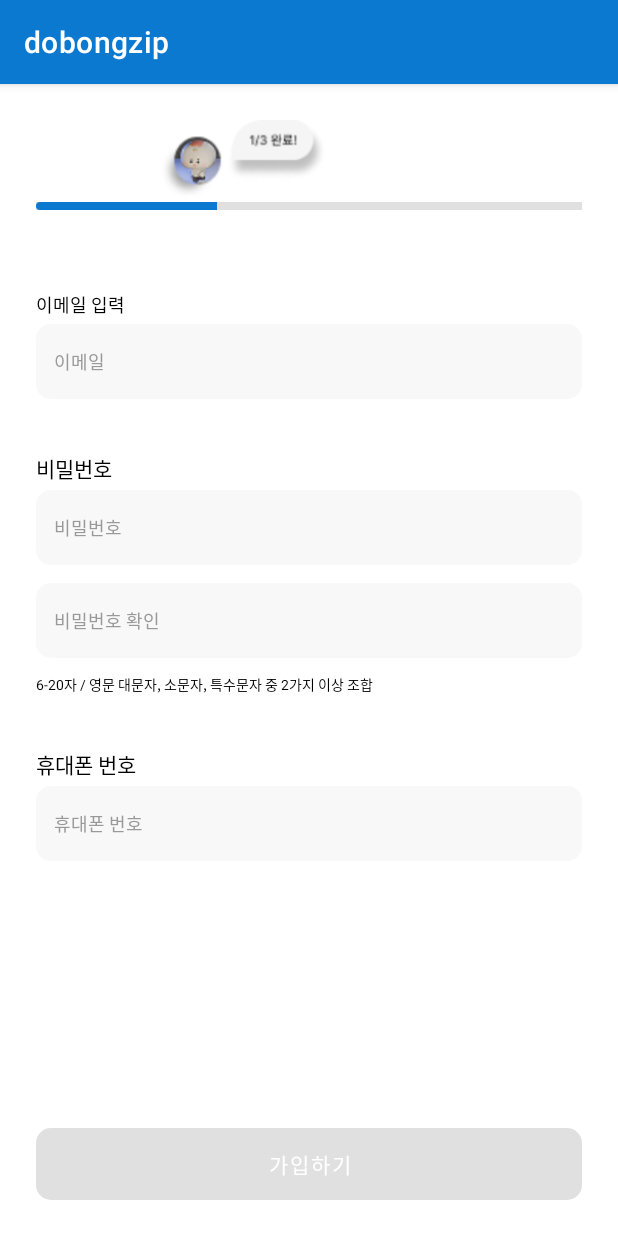
After one commit to DOBONG-explorers/FE, an Android app: the SignupActivity screen opened directly, with no data from a screen before it, on a phone screen of 412 x 824 dp. The commit adds this screen. Run offline under Robolectric (Android 15) with nearby library versions, the phone set to English and light mode, and no system bars.

Commit message:
로그인페이지 수정5

```diff
--- a/app/src/main/AndroidManifest.xml
+++ b/app/src/main/AndroidManifest.xml
@@ -14,6 +14,7 @@
         tools:targetApi="31">
         <activity
             android:name=".LoginActivity"
+
             android:exported="true"
             android:label="@string/app_name">
             <intent-filter>
@@ -22,6 +23,8 @@
                 <category android:name="android.intent.category.LAUNCHER" />
             </intent-filter>
         </activity>
+        <activity android:name=".SignupActivity" />
+
     </application>
 
 </manifest>
--- a/app/src/main/java/kr/ac/duksung/dobongzip/LoginActivity.kt
+++ b/app/src/main/java/kr/ac/duksung/dobongzip/LoginActivity.kt
@@ -25,6 +25,9 @@ class LoginActivity : AppCompatActivity() {
         findViewById<TextView>(R.id.find_id_pw).setOnClickListener {
             // 아이디/비밀번호 찾기 이동  ....   ..
         }
+        findViewById<TextView>(R.id.signup_text).setOnClickListener {
+            startActivity(Intent(this, SignupActivity::class.java))
+        }
 
     }
 }
--- /dev/null
+++ b/app/src/main/java/kr/ac/duksung/dobongzip/SignupActivity.kt
@@ -0,0 +1,11 @@
+package kr.ac.duksung.dobongzip
+
+import android.os.Bundle
+import androidx.appcompat.app.AppCompatActivity
+
+class SignupActivity : AppCompatActivity() {
+    override fun onCreate(savedInstanceState: Bundle?) {
+        super.onCreate(savedInstanceState)
+        setContentView(R.layout.activity_signup_step1)
+    }
+}
--- a/app/src/main/res/color/selector_nav_text.xml
+++ b/app/src/main/res/color/selector_nav_text.xml
@@ -1,5 +1,5 @@
 <?xml version="1.0" encoding="utf-8"?>
 <selector xmlns:android="http://schemas.android.com/apk/res/android">
     <item android:color="#0B79D0" android:state_checked="true" />
-    <item android:color="#8E8E93" android:state_checked="false" />
+    <item android:color="#FFFFFF" android:state_checked="false" />
 </selector>
--- /dev/null
+++ b/app/src/main/res/drawable/progress_drawable.xml
@@ -0,0 +1,18 @@
+<?xml version="1.0" encoding="utf-8"?>
+
+    <layer-list xmlns:android="http://schemas.android.com/apk/res/android">
+        <item android:id="@android:id/background">
+            <shape>
+                <corners android:radius="20dp"/>
+                <solid android:color="#E0E0E0"/>
+            </shape>
+        </item>
+        <item android:id="@android:id/progress">
+            <clip>
+                <shape>
+                    <corners android:radius="20dp"/>
+                    <solid android:color="#0B79D0"/>
+                </shape>
+            </clip>
+        </item>
+    </layer-list>
--- /dev/null
+++ b/app/src/main/res/drawable/rounded_button_gray.xml
@@ -0,0 +1,4 @@
+<shape xmlns:android="http://schemas.android.com/apk/res/android">
+    <solid android:color="#292929"/> <!-- 검정색 -->
+    <corners android:radius="10dp"/>
+</shape>
--- /dev/null
+++ b/app/src/main/res/drawable/rounded_edittext.xml
@@ -0,0 +1,4 @@
+<shape xmlns:android="http://schemas.android.com/apk/res/android">
+    <solid android:color="#F0F0F0"/> <!-- 좀 더 눈에 띄는 회색 -->
+    <corners android:radius="10dp"/>
+</shape>
--- /dev/null
+++ b/app/src/main/res/layout/activity_signup_step1.xml
@@ -0,0 +1,146 @@
+<LinearLayout
+    xmlns:android="http://schemas.android.com/apk/res/android"
+    android:orientation="vertical"
+    android:padding="24dp"
+    android:layout_width="match_parent"
+    android:layout_height="match_parent"
+    android:background="#FFFFFF">
+
+    <!-- 진행 상태바 -->
+    <LinearLayout
+        android:layout_width="match_parent"
+        android:layout_height="wrap_content"
+        android:orientation="vertical"
+        android:layout_marginBottom="24dp">
+
+        <!-- 상태 진행 이미지 -->
+
+        <ImageView
+            android:id="@+id/progressImage"
+            android:layout_width="276dp"
+            android:layout_height="53dp"
+            android:layout_marginBottom="1dp"
+            android:adjustViewBounds="true"
+            android:scaleType="fitCenter"
+            android:src="@drawable/re_1" />
+
+        <ProgressBar
+            style="?android:attr/progressBarStyleHorizontal"
+            android:id="@+id/progressBar"
+            android:layout_width="match_parent"
+            android:layout_height="5dp"
+            android:progress="33"
+            android:max="100"
+            android:progressDrawable="@drawable/progress_drawable"
+            android:background="#E0E0E0" />
+    </LinearLayout>
+
+    <!-- 이메일 -->
+    <TextView
+        android:layout_width="match_parent"
+        android:layout_height="wrap_content"
+        android:text="이메일 입력"
+        android:textColor="#000000"
+        android:layout_marginTop="30dp"
+        android:textSize="12sp"
+        android:layout_marginBottom="4dp"/>
+
+    <EditText
+        android:id="@+id/editTextEmail"
+        android:layout_width="match_parent"
+        android:layout_height="50dp"
+        android:layout_marginBottom="35dp"
+        android:background="@drawable/edittext_background"
+        android:hint="이메일"
+        android:padding="12dp"
+        android:textColor="#000000"
+        android:textColorHint="#999999"
+        android:textSize="12sp" />
+
+    <!-- 비밀번호 -->
+    <TextView
+        android:layout_width="match_parent"
+        android:layout_height="wrap_content"
+        android:text="비밀번호"
+        android:textColor="#000000"
+        android:textSize="14sp"
+        android:layout_marginBottom="4dp"/>
+
+    <EditText
+        android:id="@+id/editTextPassword"
+        android:layout_width="match_parent"
+        android:layout_height="50dp"
+        android:layout_marginBottom="12dp"
+        android:background="@drawable/edittext_background"
+        android:hint="비밀번호"
+        android:inputType="textPassword"
+        android:padding="12dp"
+        android:textColor="#000000"
+        android:textColorHint="#999999"
+        android:textSize="12sp" />
+
+    <!-- 비밀번호 확인 -->
+
+
+    <EditText
+        android:id="@+id/editTextConfirmPassword"
+        android:layout_width="match_parent"
+        android:layout_height="50dp"
+        android:layout_marginBottom="10dp"
+        android:background="@drawable/edittext_background"
+        android:hint="비밀번호 확인"
+        android:inputType="textPassword"
+        android:padding="12dp"
+        android:textColor="#000000"
+        android:textColorHint="#999999"
+        android:textSize="12sp" />
+
+    <!-- 비밀번호 조건 설명 -->
+    <TextView
+        android:layout_width="match_parent"
+        android:layout_height="wrap_content"
+        android:text="6-20자 / 영문 대문자, 소문자, 특수문자 중 2가지 이상 조합"
+        android:textColor="#000000"
+        android:textSize="9sp"
+        android:layout_marginBottom="35dp"/>
+
+    <!-- 휴대폰 번호 -->
+    <TextView
+        android:layout_width="match_parent"
+        android:layout_height="wrap_content"
+        android:text="휴대폰 번호"
+        android:textColor="#000000"
+        android:textSize="14sp"
+        android:layout_marginBottom="4dp"/>
+
+    <EditText
+        android:id="@+id/editTextPhone"
+        android:layout_width="match_parent"
+        android:layout_height="50dp"
+        android:background="@drawable/edittext_background"
+        android:hint="휴대폰 번호"
+        android:inputType="phone"
+        android:padding="12dp"
+        android:textColor="#000000"
+        android:textColorHint="#999999"
+        android:textSize="12sp"
+        android:layout_marginBottom="0dp"/>
+
+    <!-- 하단 빈 공간 -->
+    <View
+        android:layout_width="match_parent"
+        android:layout_height="0dp"
+        android:layout_weight="1" />
+
+    <!-- 가입하기 버튼 -->
+    <Button
+        android:id="@+id/nextButton"
+        android:layout_width="match_parent"
+        android:layout_height="wrap_content"
+        android:layout_marginTop="16dp"
+        android:background="@drawable/rounded_button_gray"
+        android:enabled="false"
+        android:text="가입하기"
+        android:textColor="#FFFFFF"
+        android:textSize="14sp" />
+</LinearLayout>
```
Also changed, not shown: app/src/main/res/drawable/home.png, app/src/main/res/drawable/re_1.png (added).
